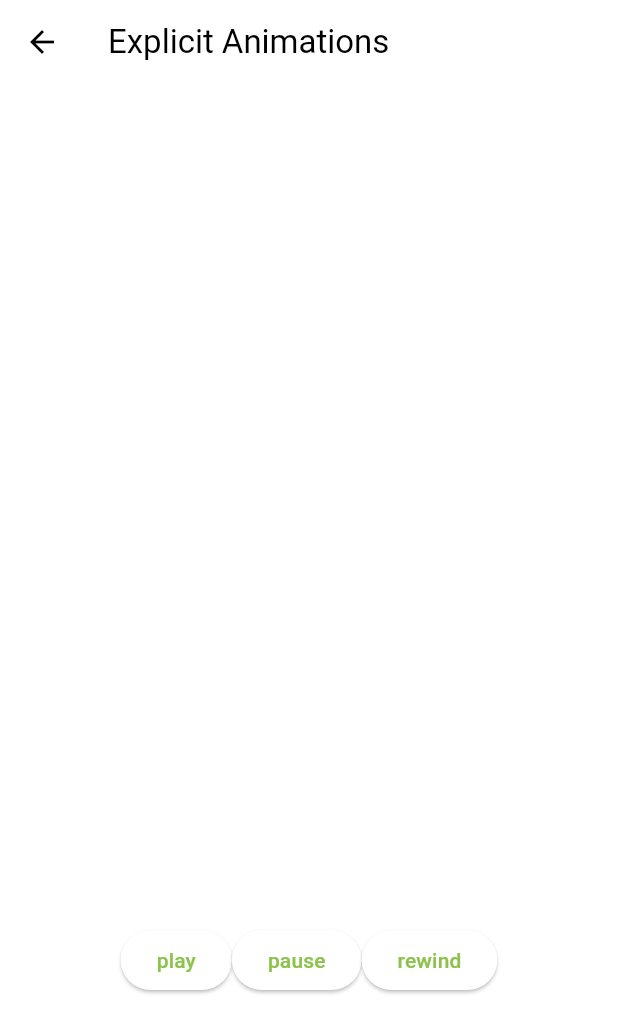
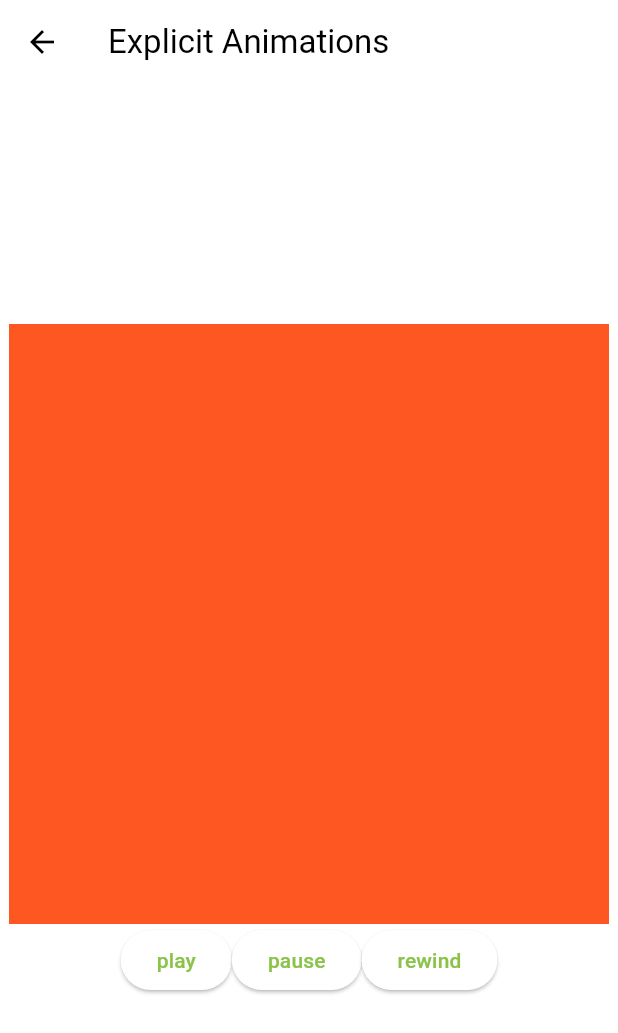
Before and after one commit to hnaa0/flutter_animations, a Flutter app: the ExplicitAnimationsScreen screen opened directly, on a phone screen of 412 x 824 dp. Shown: the top 1033 px of the screen. Run offline on Flutter 3.47's test engine with Material 3 defaults, Android fonts, the phone set to English and light mode, and no system bars.

Commit message:
2 Explicit animations 2.4 ColorTween

```diff
--- a/lib/screens/explicit_animations_screen.dart
+++ b/lib/screens/explicit_animations_screen.dart
@@ -1,8 +1,4 @@
-import 'dart:async';
-
 import 'package:flutter/material.dart';
-import 'package:flutter/scheduler.dart';
-import 'package:flutter/widgets.dart';
 
 class ExplicitAnimationsScreen extends StatefulWidget {
   const ExplicitAnimationsScreen({super.key});
@@ -17,8 +13,13 @@ class _ExplicitAnimationsScreenState extends State<ExplicitAnimationsScreen>
     with SingleTickerProviderStateMixin {
   late final AnimationController _animationController = AnimationController(
     vsync: this,
-    duration: const Duration(seconds: 10),
+    duration: const Duration(seconds: 1),
   );
+
+  late final Animation<Color?> _color = ColorTween(
+    begin: Colors.deepOrange,
+    end: Colors.lime,
+  ).animate(_animationController);
 
   void _play() {
     _animationController.forward();
@@ -39,8 +40,6 @@ class _ExplicitAnimationsScreenState extends State<ExplicitAnimationsScreen>
 
   @override
   Widget build(BuildContext context) {
-    print("build");
-
     return Scaffold(
       appBar: AppBar(
         title: const Text(
@@ -52,15 +51,12 @@ class _ExplicitAnimationsScreenState extends State<ExplicitAnimationsScreen>
           mainAxisAlignment: MainAxisAlignment.center,
           children: [
             AnimatedBuilder(
-              animation: _animationController,
+              animation: _color,
               builder: (context, child) {
-                return Opacity(
-                  opacity: _animationController.value,
-                  child: Container(
-                    width: 400,
-                    height: 400,
-                    color: Colors.lightBlue,
-                  ),
+                return Container(
+                  width: 400,
+                  height: 400,
+                  color: _color.value,
                 );
               },
             ),
```
